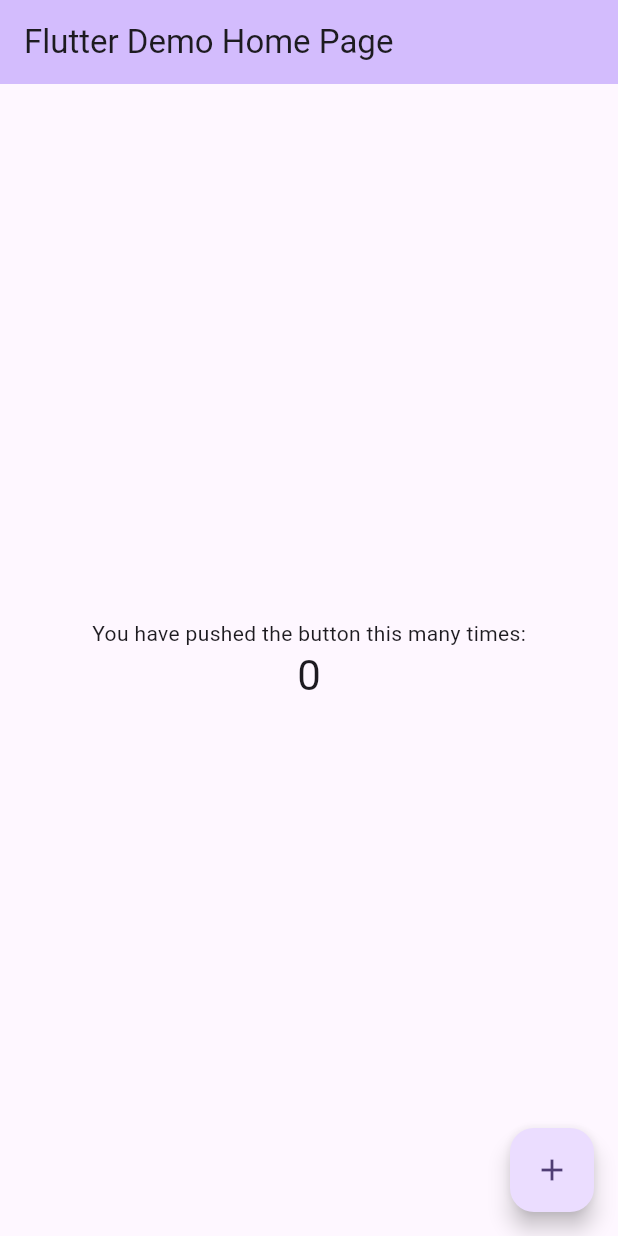
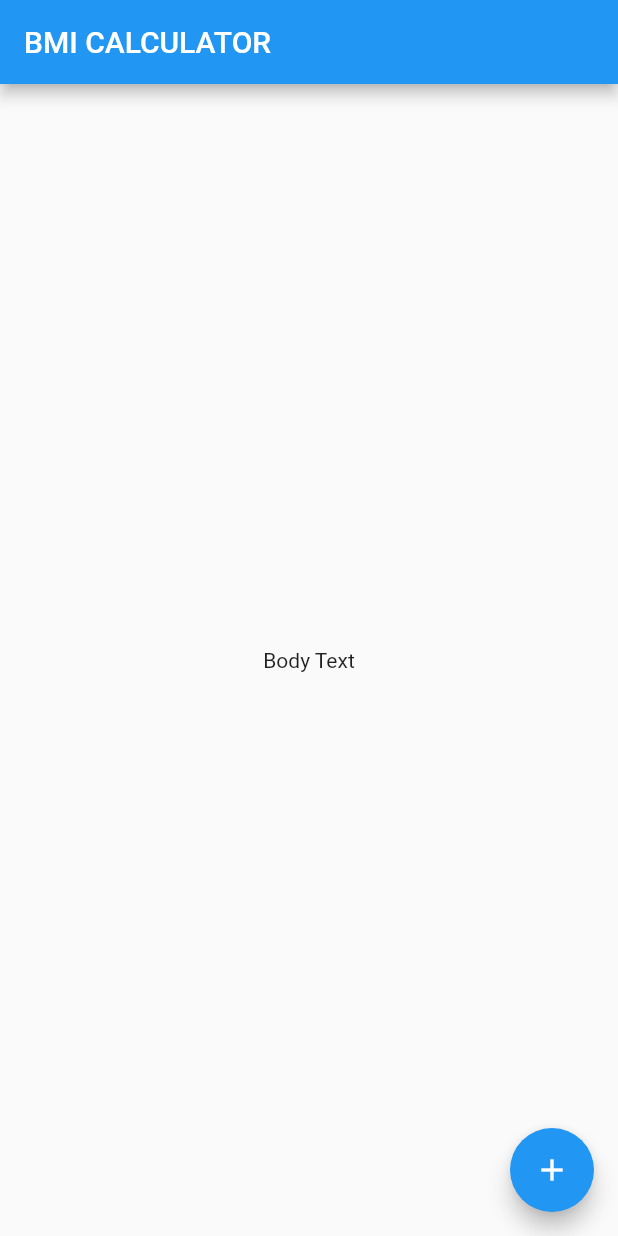
Before and after one commit to R4Y4N16/BMI_Calculator, a Flutter app: the screen it shows after launch, on a phone screen of 412 x 824 dp. Run offline on Flutter 3.47's test engine with Material 2 defaults, Android fonts, the phone set to English and light mode, and no system bars.

Commit message:
Stub Project

```diff
--- a/lib/main.dart
+++ b/lib/main.dart
@@ -1,125 +1,34 @@
 import 'package:flutter/material.dart';
 
-void main() {
-  runApp(const MyApp());
-}
+void main() => runApp(BMICalculator());
 
-class MyApp extends StatelessWidget {
-  const MyApp({super.key});
-
-  // This widget is the root of your application.
+class BMICalculator extends StatelessWidget {
   @override
   Widget build(BuildContext context) {
     return MaterialApp(
-      title: 'Flutter Demo',
-      theme: ThemeData(
-        // This is the theme of your application.
-        //
-        // TRY THIS: Try running your application with "flutter run". You'll see
-        // the application has a blue toolbar. Then, without quitting the app,
-        // try changing the seedColor in the colorScheme below to Colors.green
-        // and then invoke "hot reload" (save your changes or press the "hot
-        // reload" button in a Flutter-supported IDE, or press "r" if you used
-        // the command line to start the app).
-        //
-        // Notice that the counter didn't reset back to zero; the application
-        // state is not lost during the reload. To reset the state, use hot
-        // restart instead.
-        //
-        // This works for code too, not just values: Most code changes can be
-        // tested with just a hot reload.
-        colorScheme: ColorScheme.fromSeed(seedColor: Colors.deepPurple),
-        useMaterial3: true,
-      ),
-      home: const MyHomePage(title: 'Flutter Demo Home Page'),
+      home: InputPage(),
     );
   }
 }
 
-class MyHomePage extends StatefulWidget {
-  const MyHomePage({super.key, required this.title});
-
-  // This widget is the home page of your application. It is stateful, meaning
-  // that it has a State object (defined below) that contains fields that affect
-  // how it looks.
-
-  // This class is the configuration for the state. It holds the values (in this
-  // case the title) provided by the parent (in this case the App widget) and
-  // used by the build method of the State. Fields in a Widget subclass are
-  // always marked "final".
-
-  final String title;
-
+class InputPage extends StatefulWidget {
   @override
-  State<MyHomePage> createState() => _MyHomePageState();
+  _InputPageState createState() => _InputPageState();
 }
 
-class _MyHomePageState extends State<MyHomePage> {
-  int _counter = 0;
-
-  void _incrementCounter() {
-    setState(() {
-      // This call to setState tells the Flutter framework that something has
-      // changed in this State, which causes it to rerun the build method below
-      // so that the display can reflect the updated values. If we changed
-      // _counter without calling setState(), then the build method would not be
-      // called again, and so nothing would appear to happen.
-      _counter++;
-    });
-  }
-
+class _InputPageState extends State<InputPage> {
   @override
   Widget build(BuildContext context) {
-    // This method is rerun every time setState is called, for instance as done
-    // by the _incrementCounter method above.
-    //
-    // The Flutter framework has been optimized to make rerunning build methods
-    // fast, so that you can just rebuild anything that needs updating rather
-    // than having to individually change instances of widgets.
     return Scaffold(
       appBar: AppBar(
-        // TRY THIS: Try changing the color here to a specific color (to
-        // Colors.amber, perhaps?) and trigger a hot reload to see the AppBar
-        // change color while the other colors stay the same.
-        backgroundColor: Theme.of(context).colorScheme.inversePrimary,
-        // Here we take the value from the MyHomePage object that was created by
-        // the App.build method, and use it to set our appbar title.
-        title: Text(widget.title),
+        title: Text('BMI CALCULATOR'),
       ),
       body: Center(
-        // Center is a layout widget. It takes a single child and positions it
-        // in the middle of the parent.
-        child: Column(
-          // Column is also a layout widget. It takes a list of children and
-          // arranges them vertically. By default, it sizes itself to fit its
-          // children horizontally, and tries to be as tall as its parent.
-          //
-          // Column has various properties to control how it sizes itself and
-          // how it positions its children. Here we use mainAxisAlignment to
-          // center the children vertically; the main axis here is the vertical
-          // axis because Columns are vertical (the cross axis would be
-          // horizontal).
-          //
-          // TRY THIS: Invoke "debug painting" (choose the "Toggle Debug Paint"
-          // action in the IDE, or press "p" in the console), to see the
-          // wireframe for each widget.
-          mainAxisAlignment: MainAxisAlignment.center,
-          children: <Widget>[
-            const Text(
-              'You have pushed the button this many times:',
-            ),
-            Text(
-              '$_counter',
-              style: Theme.of(context).textTheme.headlineMedium,
-            ),
-          ],
-        ),
+        child: Text('Body Text'),
       ),
       floatingActionButton: FloatingActionButton(
-        onPressed: _incrementCounter,
-        tooltip: 'Increment',
-        child: const Icon(Icons.add),
-      ), // This trailing comma makes auto-formatting nicer for build methods.
+        child: Icon(Icons.add),
+      ),
     );
   }
 }
```
Also changed, not shown: pubspec.yaml (+3 -65 lines), 15 other files.
